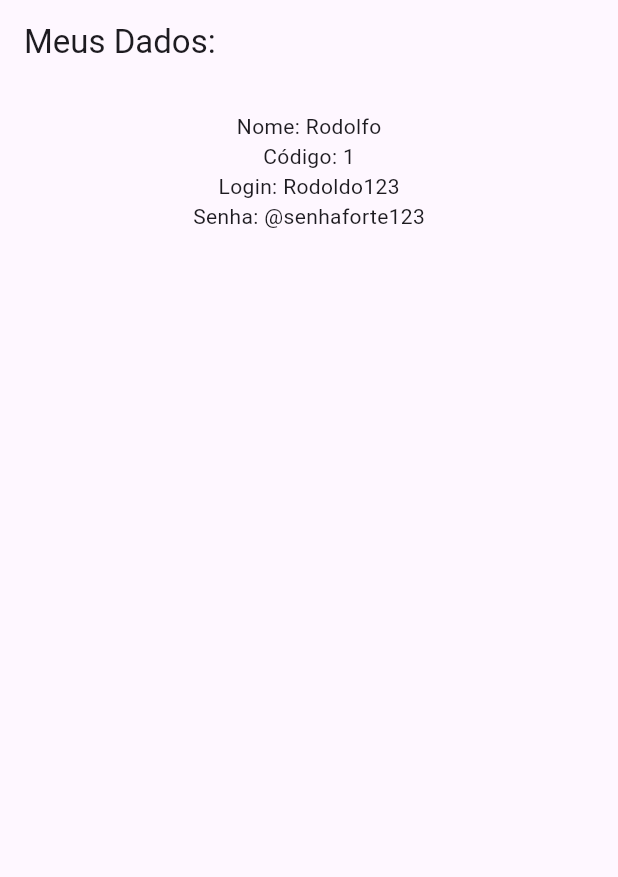
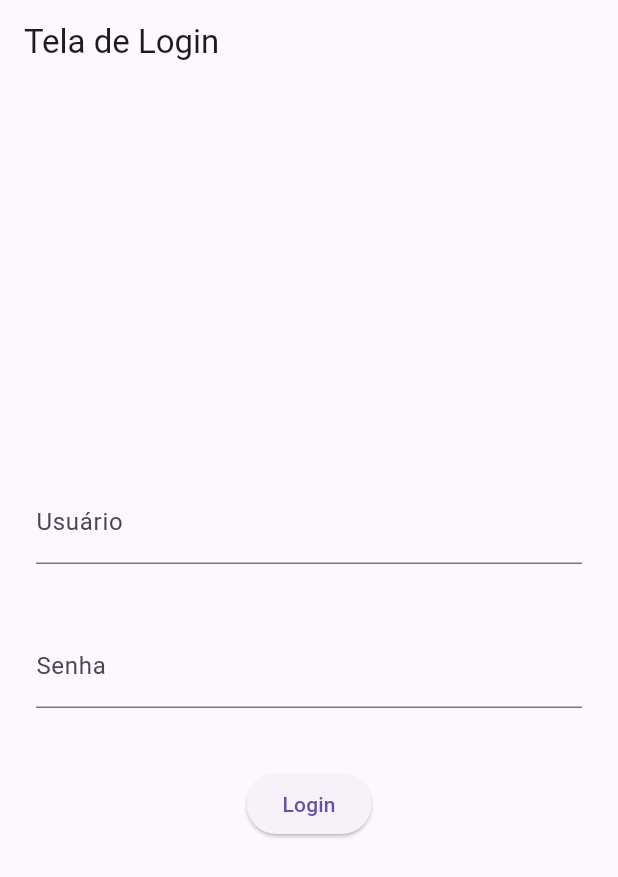
Before and after one commit to RobsonSilva19/mimpedir, a Flutter app: the screen it shows after launch, on a phone screen of 412 x 824 dp. Shown: the top 877 px of the screen. Run offline on Flutter 3.47's test engine with Material 3 defaults, Android fonts, the phone set to English and light mode, and no system bars.

Commit message:
Criando telas de home e login com funcionamento básico sem banco de dados

```diff
--- a/lib/main.dart
+++ b/lib/main.dart
@@ -1,4 +1,5 @@
 import 'package:flutter/material.dart';
+import 'package:mimpedir1/tala_login.dart';
 import 'usuario.dart';
 
 void main() {
@@ -12,31 +13,9 @@ class MyApp extends StatelessWidget {
         @override
         Widget build(BuildContext context) {
 
-          Usuario u = new Usuario(
-            codigo: 1,
-            login: "Rodoldo123",
-            nome: "Rodolfo",
-            senha: "@senhaforte123"
-          );
-
       return MaterialApp(
-        home: Scaffold(
-            appBar: AppBar(
-              title: const Text("Meus Dados: "),
-            ),
-            body: Center(
-              child: Padding(padding: const EdgeInsets.all(18.0),
-                 child: Column(
-                   children: [
-                     Text("Nome: ${u.nome}"),
-                     Text("Código: ${u.codigo}"),
-                     Text("Login: ${u.login}"),
-                     Text("Senha: ${u.senha}")
-                   ],
-                )
-              ),
-           )
-        ),
+          debugShowCheckedModeBanner: false,
+          home: TelaLogin(),
      );
   }
 }
--- /dev/null
+++ b/lib/tala_login.dart
@@ -0,0 +1,54 @@
+import 'package:flutter/material.dart';
+import 'package:mimpedir1/tela_home.dart';
+import 'tela_home.dart';
+import 'usuario.dart';
+
+class TelaLogin extends StatelessWidget{
+  TelaLogin({super.key});
+
+  final TextEditingController usuarioController = TextEditingController();
+  final TextEditingController senhaController = TextEditingController();
+
+  Usuario u = Usuario(
+    codigo: 1,
+    senha: "@senhaforte123",
+    login: 'admin',
+    nome: 'admin'
+  );
+
+  @override
+  Widget build(BuildContext context) {
+    return Scaffold(
+      appBar: AppBar(title: const Text("Tela de Login")),
+      body: Padding(padding: const EdgeInsets.all(24.0),
+        child: Column(
+          mainAxisAlignment: MainAxisAlignment.center,
+          children: [
+            TextField(
+              decoration: const InputDecoration(labelText: 'Usuário'),
+              controller: usuarioController,
+            ),
+            const SizedBox(height: 40),
+            TextField(
+              decoration: const InputDecoration(labelText: 'Senha'),
+              obscureText: true,
+              controller: senhaController,
+            ),
+            const SizedBox(height: 40),
+            ElevatedButton(onPressed: (){
+
+              if(u.login == usuarioController.text && u.senha == senhaController.text){
+                Navigator.push(context, MaterialPageRoute(builder: (context) => TelaHome())
+                );
+              }else {
+                ScaffoldMessenger.of(context).showSnackBar(
+                    SnackBar(content: Text("Login ou senha inválidos"))
+                );
+              }
+            }, child: Text("Login"))
+          ],
+        )
+      ),
+    );
+  }
+}
--- /dev/null
+++ b/lib/tela_home.dart
@@ -0,0 +1,15 @@
+import 'package:flutter/material.dart';
+
+class TelaHome extends StatelessWidget{
+  TelaHome({super.key});
+
+  @override
+  Widget build(BuildContext context) {
+    return Scaffold(
+      appBar: AppBar(title: const Text("Tela de Home")),
+      body: Center(
+        child: Text("Seja bem vindo ao Mim Pedir!!!"),
+      ),
+    );
+  }
+}
```
